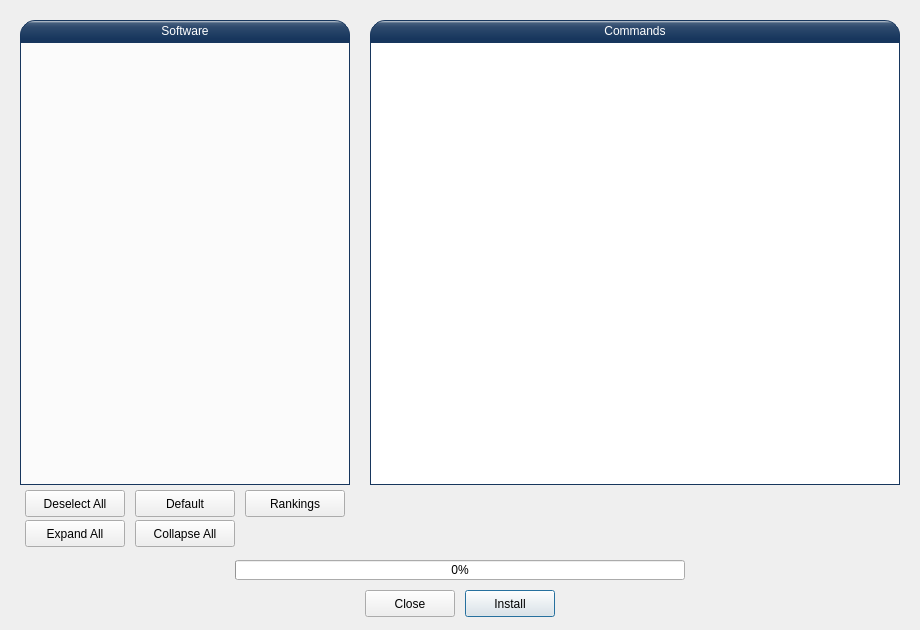
Old version of the form UI/install2.ui in the repository ainfosec/FISSURE.
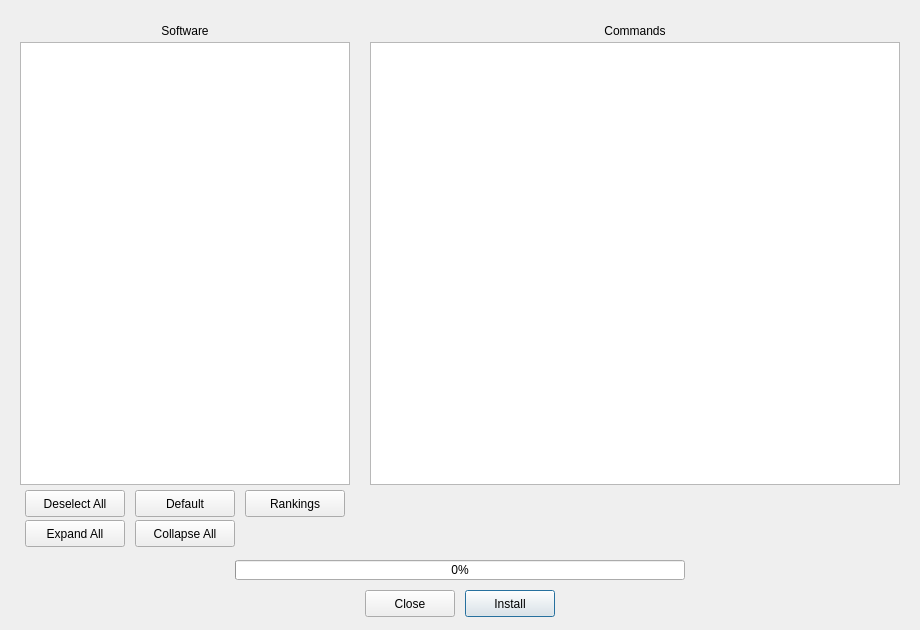
New version of the form.

The edit to the form file:
```diff
--- a/UI/install2.ui
+++ b/UI/install2.ui
@@ -80,11 +80,6 @@
      <italic>false</italic>
     </font>
    </property>
-   <property name="styleSheet">
-    <string notr="true">QPlainTextEdit#plainTextEdit1 {
-	border: 1px solid #17365D;
-}</string>
-   </property>
    <property name="horizontalScrollBarPolicy">
     <enum>Qt::ScrollBarAsNeeded</enum>
    </property>
@@ -104,21 +99,6 @@
      <height>22</height>
     </rect>
    </property>
-   <property name="styleSheet">
-    <string notr="true">QLabel#label1{
-   qproperty-alignment: AlignCenter;
-	border: 1px solid #17365D;
-	border-top-left-radius: 15px;
-	border-top-right-radius: 15px;
-	background-color: qlineargradient(spread:pad, x1:0, y1:0, x2:0, y2:1, stop:0 #e7eaee, stop:0.12 #455e7d, stop:0.3 #2e4a6d,   stop:0.85 #17365D, stop:1 #17365D);
-	padding: 0px 0px;
-	color: rgb(255, 255, 255);
-	max-height: 20px;
-	font: bold 10pt &quot;Ubuntu&quot;;
-}
-
-</string>
-   </property>
    <property name="text">
     <string>Software</string>
    </property>
@@ -135,21 +115,6 @@
      <height>22</height>
     </rect>
    </property>
-   <property name="styleSheet">
-    <string notr="true">QLabel#label2{
-   qproperty-alignment: AlignCenter;
-	border: 1px solid #17365D;
-	border-top-left-radius: 15px;
-	border-top-right-radius: 15px;
-	background-color: qlineargradient(spread:pad, x1:0, y1:0, x2:0, y2:1, stop:0 #e7eaee, stop:0.12 #455e7d, stop:0.3 #2e4a6d,   stop:0.85 #17365D, stop:1 #17365D);
-	padding: 0px 0px;
-	color: rgb(255, 255, 255);
-	max-height: 20px;
-	font: bold 10pt &quot;Ubuntu&quot;;
-}
-
-</string>
-   </property>
    <property name="text">
     <string>Commands</string>
    </property>
@@ -185,22 +150,6 @@
      <height>443</height>
     </rect>
    </property>
-   <property name="styleSheet">
-    <string notr="true">QTreeWidget::item{
-	height: 30px;
-	border: 1px;
-	border-style: solid;
-	border-left-style: none;
-	border-right-style: none;
-	border-top-style: none;
-	border-color: lightgray;
-}
-
-QTreeWidget#treeWidget_software {
-	border: 1px solid #17365D;
-	background-color: rgb(251, 251, 251);
-}</string>
-   </property>
    <property name="selectionMode">
     <enum>QAbstractItemView::NoSelection</enum>
    </property>
```
Left out of the diff: 12 changed lines with no effect on the pictures.
